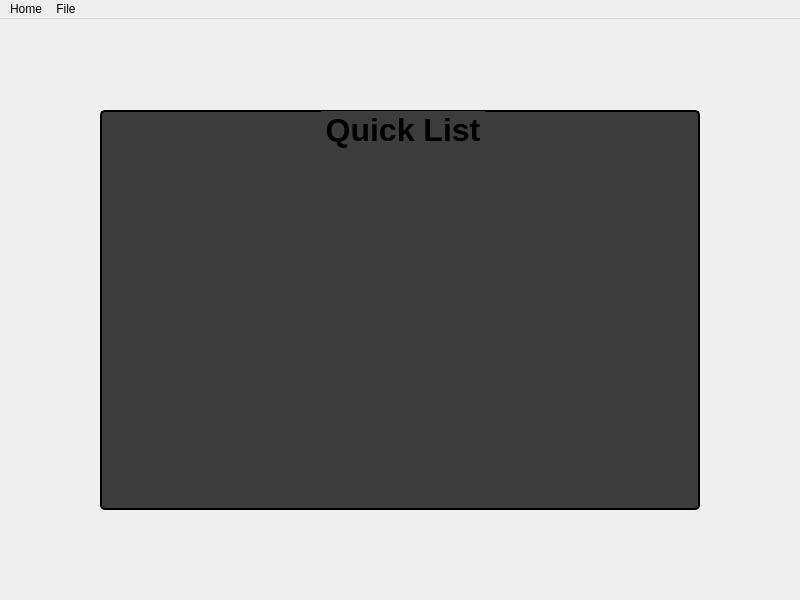
This is UIFiles/mainWindow.ui in IvanW5X/audio-prod as Qt 5 draws it before an edit. The edited form follows.
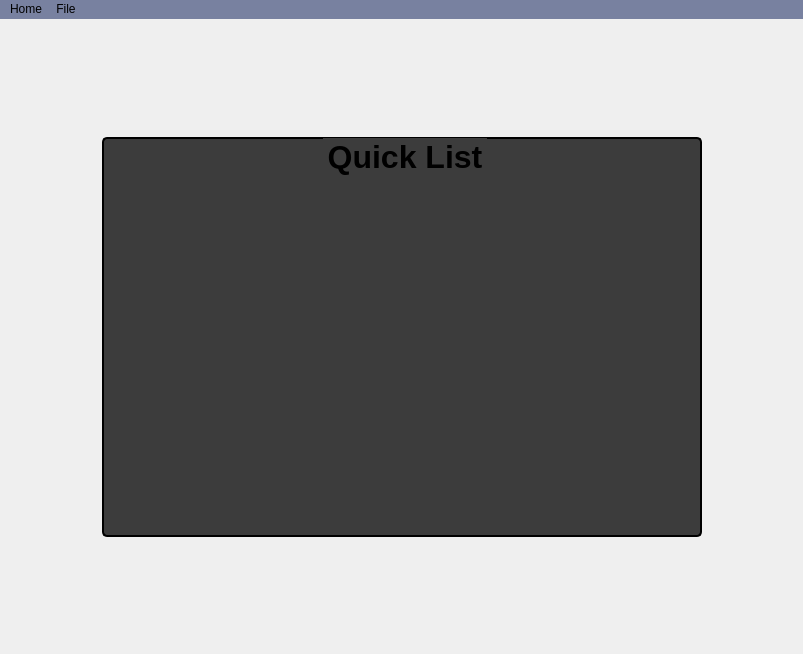
This is the edited form. Icons and pictures are not drawn.

What changed in the file:
```diff
--- a/UIFiles/mainWindow.ui
+++ b/UIFiles/mainWindow.ui
@@ -6,8 +6,8 @@
    <rect>
     <x>0</x>
     <y>0</y>
-    <width>800</width>
-    <height>600</height>
+    <width>803</width>
+    <height>654</height>
    </rect>
   </property>
   <property name="windowTitle">
@@ -174,6 +174,9 @@
      <height>33</height>
     </rect>
    </property>
+   <property name="styleSheet">
+    <string notr="true">background-color: rgba(0, 18, 81, 0.5);</string>
+   </property>
    <widget class="QMenu" name="menuHome">
     <property name="title">
      <string>Home</string>
```
Left out of the diff: 5 changed lines with no effect on the pictures.
